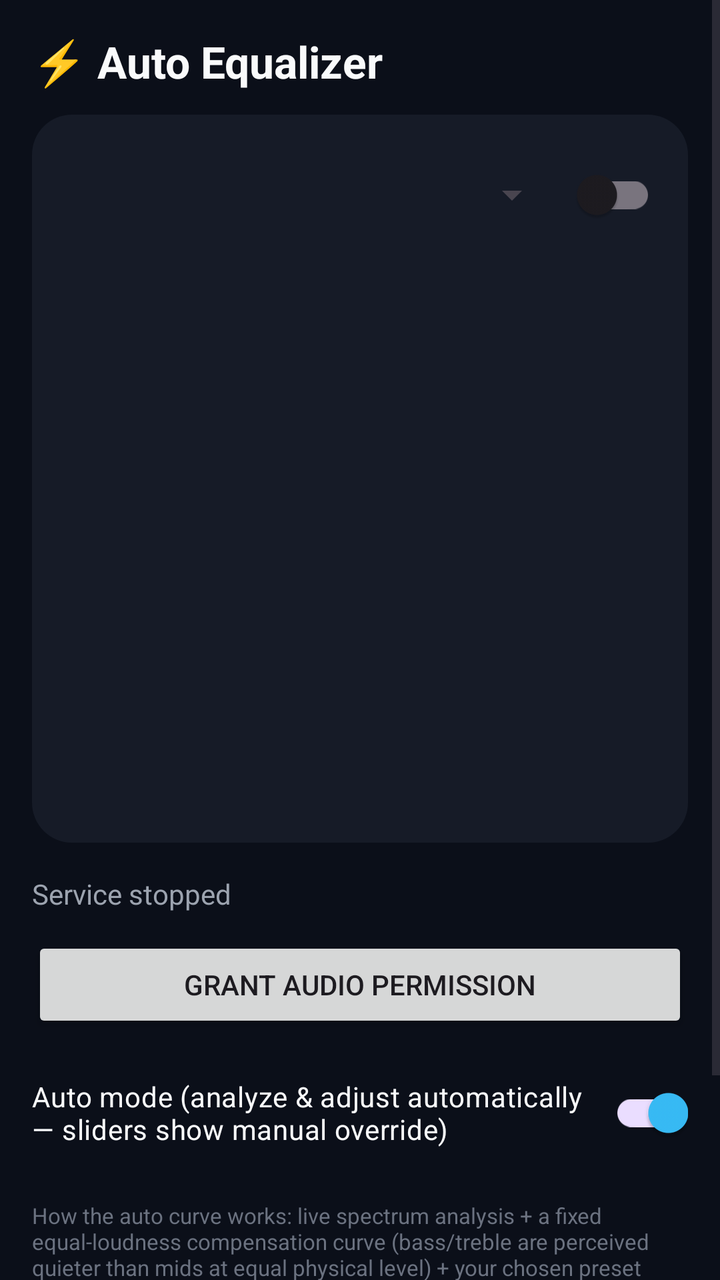
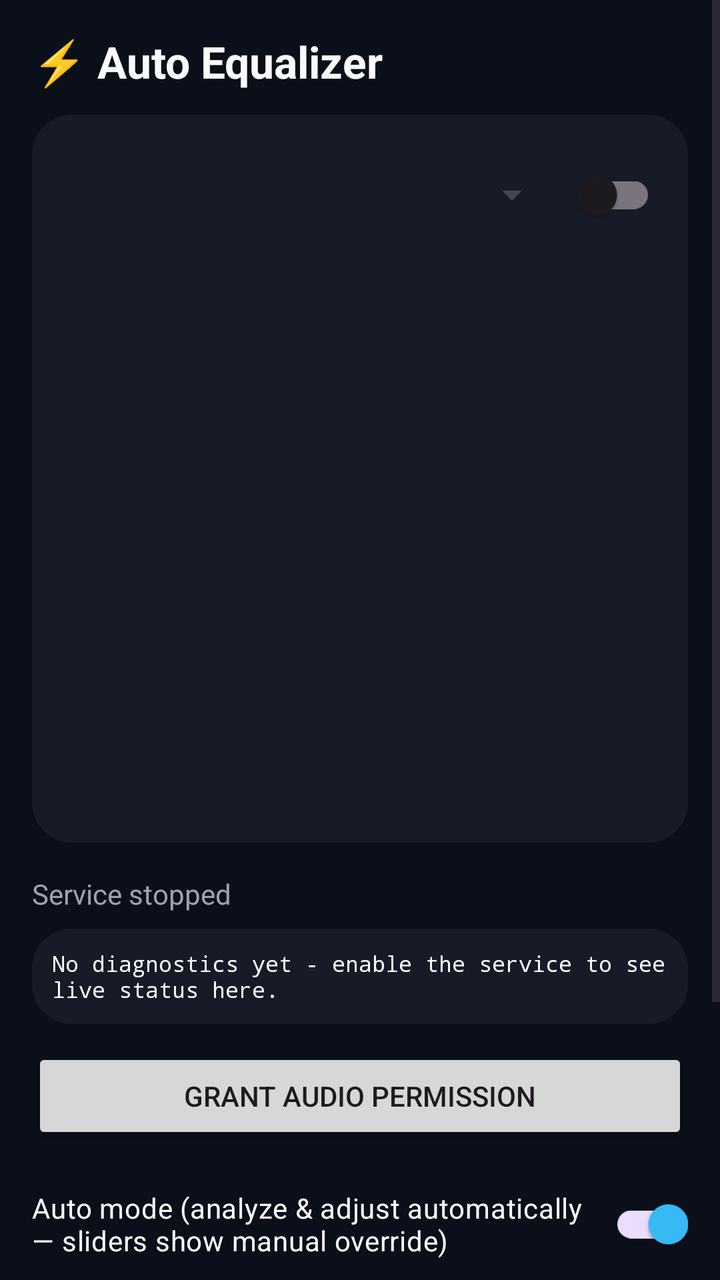

An Android layout rendered at two revisions. The XML below is the earlier revision; the diff shows what the commit changed to produce the second picture.
<!-- AndroidManifest.xml: application theme Theme.AutoEqualizer -->
<!-- res/layout/activity_main.xml -->
<?xml version="1.0" encoding="utf-8"?>
<ScrollView xmlns:android="http://schemas.android.com/apk/res/android"
    android:layout_width="match_parent"
    android:layout_height="match_parent"
    android:background="#0B0F19">

    <LinearLayout
        android:layout_width="match_parent"
        android:layout_height="wrap_content"
        android:orientation="vertical"
        android:padding="16dp">

        <TextView
            android:layout_width="wrap_content"
            android:layout_height="wrap_content"
            android:text="⚡ Auto Equalizer"
            android:textColor="#F9FAFB"
            android:textSize="22sp"
            android:textStyle="bold"
            android:layout_marginBottom="12dp" />

        
        <LinearLayout
            android:layout_width="match_parent"
            android:layout_height="wrap_content"
            android:orientation="vertical"
            android:background="@drawable/card_background"
            android:padding="16dp">

            
            <LinearLayout
                android:layout_width="match_parent"
                android:layout_height="wrap_content"
                android:orientation="horizontal"
                android:gravity="center_vertical"
                android:layout_marginBottom="16dp">

                <Spinner
                    android:id="@+id/presetSpinner"
                    android:layout_width="0dp"
                    android:layout_height="wrap_content"
                    android:layout_weight="1" />

                <com.google.android.material.switchmaterial.SwitchMaterial
                    android:id="@+id/serviceToggle"
                    android:layout_width="wrap_content"
                    android:layout_height="wrap_content" />
            </LinearLayout>

            
            <LinearLayout
                android:id="@+id/freqLabelsRow"
                android:layout_width="match_parent"
                android:layout_height="wrap_content"
                android:orientation="horizontal" />

            
            <LinearLayout
                android:id="@+id/slidersRow"
                android:layout_width="match_parent"
                android:layout_height="260dp"
                android:orientation="horizontal"
                android:layout_marginTop="4dp" />

            
            <LinearLayout
                android:id="@+id/valueLabelsRow"
                android:layout_width="match_parent"
                android:layout_height="wrap_content"
                android:orientation="horizontal"
                android:layout_marginTop="4dp" />

        </LinearLayout>

        <TextView
            android:id="@+id/statusText"
            android:layout_width="wrap_content"
            android:layout_height="wrap_content"
            android:layout_marginTop="16dp"
            android:text="Service stopped"
            android:textColor="#9CA3AF"
            android:textSize="14sp" />

        <Button
            android:id="@+id/permissionButton"
            android:layout_width="match_parent"
            android:layout_height="wrap_content"
            android:layout_marginTop="12dp"
            android:text="Grant Audio Permission" />

        <com.google.android.material.switchmaterial.SwitchMaterial
            android:id="@+id/autoModeToggle"
            android:layout_width="wrap_content"
            android:layout_height="wrap_content"
            android:layout_marginTop="16dp"
            android:checked="true"
            android:text="Auto mode (analyze &amp; adjust automatically — sliders show manual override)"
            android:textColor="#F9FAFB" />

        <TextView
            android:layout_width="match_parent"
            android:layout_height="wrap_content"
            android:layout_marginTop="20dp"
            android:text="How the auto curve works: live spectrum analysis + a fixed equal-loudness compensation curve (bass/treble are perceived quieter than mids at equal physical level) + your chosen preset offset, smoothed with attack/release so it doesn't jitter on every beat."
            android:textColor="#6B7280"
            android:textSize="11sp" />

        <TextView
            android:layout_width="match_parent"
            android:layout_height="wrap_content"
            android:layout_marginTop="12dp"
            android:text="Note: works on the mix session Android exposes to apps (session 0). Coverage varies by device and by app — some apps (exclusive/offloaded audio, some DRM playback) can't be reached this way. This is the same technique used by third-party system EQ apps; it is not guaranteed on every device."
            android:textColor="#6B7280"
            android:textSize="11sp" />

    </LinearLayout>
</ScrollView>
<!-- resources referenced by this layout -->
<resources>
  <!-- drawable card_background (drawable) -->
  <?xml version="1.0" encoding="utf-8"?>
  <shape xmlns:android="http://schemas.android.com/apk/res/android">
      <solid android:color="#161B27" />
      <corners android:radius="20dp" />
  </shape>
  <style name="Theme.AutoEqualizer" parent="Theme.Material3.DayNight.NoActionBar">
          <item name="colorPrimary">#38BDF8</item>
          <item name="android:windowBackground">#0B0F19</item>
      </style>
</resources>

<!-- the commit's change to res/layout/activity_main.xml (unified diff, before → after) -->
@@ -81,6 +81,18 @@
             android:textColor="#9CA3AF"
             android:textSize="14sp" />
 
+        <TextView
+            android:id="@+id/diagnosticsText"
+            android:layout_width="match_parent"
+            android:layout_height="wrap_content"
+            android:layout_marginTop="8dp"
+            android:padding="10dp"
+            android:background="@drawable/card_background"
+            android:text="No diagnostics yet - enable the service to see live status here."
+            android:textColor="#F9FAFB"
+            android:textSize="11sp"
+            android:fontFamily="monospace" />
+
         <Button
             android:id="@+id/permissionButton"
             android:layout_width="match_parent"
